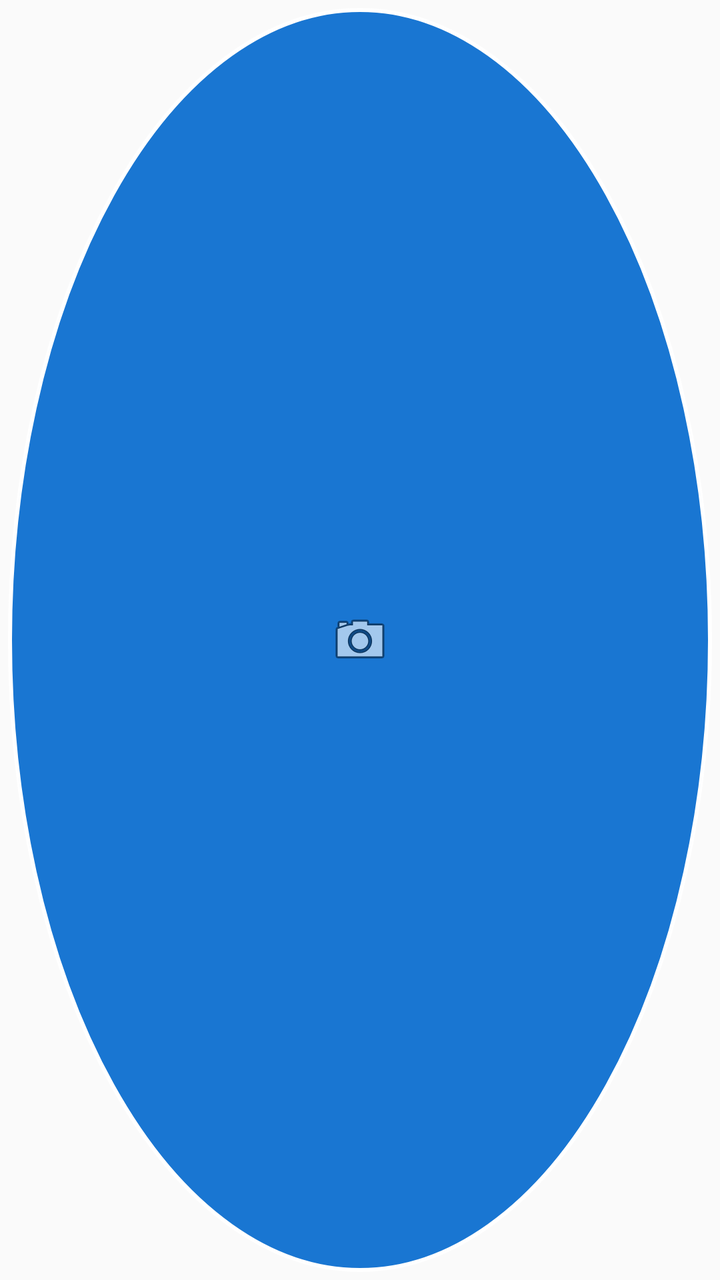
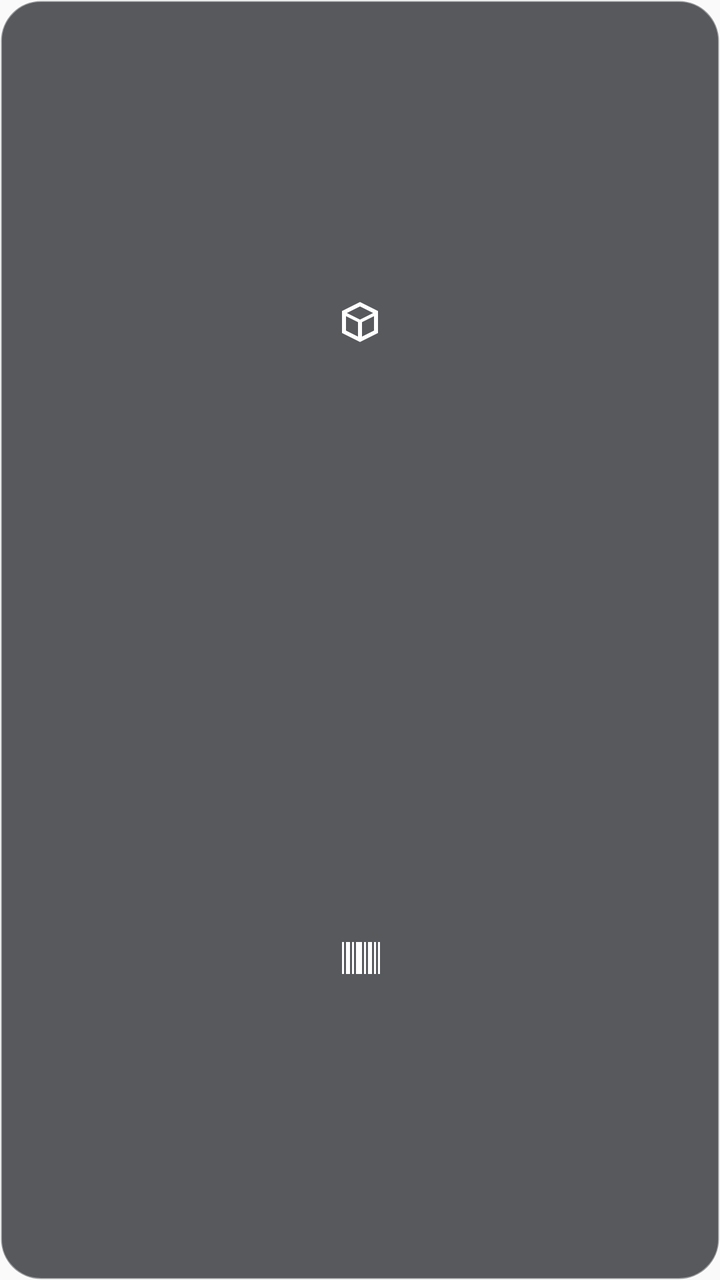

The first picture is an Android layout as it rendered before a commit; the second is the same layout after the commit. The layout source and the unified diff follow.
<!-- AndroidManifest.xml: application theme Theme.Scan2Enter -->
<!-- res/layout/overlay_button.xml -->
<?xml version="1.0" encoding="utf-8"?>
<FrameLayout xmlns:android="http://schemas.android.com/apk/res/android"
    android:layout_width="64dp"
    android:layout_height="64dp"
    android:padding="4dp">

    <ImageButton
        android:id="@+id/btnOverlay"
        android:layout_width="match_parent"
        android:layout_height="match_parent"
        android:background="@drawable/overlay_button_selector"
        android:src="@null"
        android:scaleType="centerInside"
        android:contentDescription="Scan2Enter" />

</FrameLayout>
<!-- resources referenced by this layout -->
<resources>
  <!-- drawable overlay_button_selector (drawable) -->
  <?xml version="1.0" encoding="utf-8"?>
  <layer-list xmlns:android="http://schemas.android.com/apk/res/android">
  
      <item
          android:drawable="@drawable/bubble_background"/>
  
      <item
          android:gravity="center">
  
          <bitmap
              android:gravity="center"
              android:src="@android:drawable/ic_menu_camera"/>
  
      </item>
  
  </layer-list>
  <style name="Theme.Scan2Enter" parent="android:Theme.Material.Light.NoActionBar" />
  <!-- drawable bubble_background (drawable) -->
  <?xml version="1.0" encoding="utf-8"?>
  <shape xmlns:android="http://schemas.android.com/apk/res/android"
      android:shape="oval">
  
      <solid android:color="#1976D2"/>
  
      <stroke
          android:width="2dp"
          android:color="#FFFFFF"/>
  
      <size
          android:width="64dp"
          android:height="64dp"/>
  
  </shape>
</resources>

<!-- the commit's change to res/layout/overlay_button.xml (unified diff, before → after) -->
@@ -1,16 +1,39 @@
 <?xml version="1.0" encoding="utf-8"?>
-<FrameLayout xmlns:android="http://schemas.android.com/apk/res/android"
-    android:layout_width="64dp"
-    android:layout_height="64dp"
-    android:padding="4dp">
+<LinearLayout
+    xmlns:android="http://schemas.android.com/apk/res/android"
+    android:id="@+id/dockRoot"
+    android:layout_width="80dp"
+    android:layout_height="200dp"
+    android:orientation="vertical"
+    android:background="@drawable/bg_overlay_dock"
+    android:padding="4dp"
+    android:gravity="center">
+
+    
 
     <ImageButton
-        android:id="@+id/btnOverlay"
+        android:id="@+id/infoArea"
         android:layout_width="match_parent"
-        android:layout_height="match_parent"
-        android:background="@drawable/overlay_button_selector"
-        android:src="@null"
+        android:layout_height="0dp"
+        android:layout_weight="1"
+        android:layout_marginBottom="4dp"
+        android:background="?android:attr/selectableItemBackgroundBorderless"
+        android:contentDescription="Info Assistant"
+        android:padding="10dp"
         android:scaleType="centerInside"
-        android:contentDescription="Scan2Enter" />
+        android:src="@drawable/ic_box"/>
 
-</FrameLayout>
+    
+
+    <ImageButton
+        android:id="@+id/scannerArea"
+        android:layout_width="match_parent"
+        android:layout_height="0dp"
+        android:layout_weight="1"
+        android:background="?android:attr/selectableItemBackgroundBorderless"
+        android:contentDescription="Scanner"
+        android:padding="10dp"
+        android:scaleType="centerInside"
+        android:src="@drawable/ic_barcode"/>
+
+</LinearLayout>
<!-- resource entries referenced after the edit -->
@@ -1,38 +1,58 @@
 <!-- resources referenced by this layout -->
 <resources>
-  <!-- drawable overlay_button_selector (drawable) -->
-  <?xml version="1.0" encoding="utf-8"?>
-  <layer-list xmlns:android="http://schemas.android.com/apk/res/android">
-  
-      <item
-          android:drawable="@drawable/bubble_background"/>
-  
-      <item
-          android:gravity="center">
-  
-          <bitmap
-              android:gravity="center"
-              android:src="@android:drawable/ic_menu_camera"/>
-  
-      </item>
-  
-  </layer-list>
-  <style name="Theme.Scan2Enter" parent="android:Theme.Material.Light.NoActionBar" />
-  <!-- drawable bubble_background (drawable) -->
+  <!-- drawable bg_overlay_dock (drawable) -->
   <?xml version="1.0" encoding="utf-8"?>
   <shape xmlns:android="http://schemas.android.com/apk/res/android"
-      android:shape="oval">
+      android:shape="rectangle">
   
-      <solid android:color="#1976D2"/>
+      <solid android:color="#CC2F3136"/>
+  
+      <corners
+          android:radius="20dp"/>
   
       <stroke
-          android:width="2dp"
-          android:color="#FFFFFF"/>
+          android:width="1dp"
+          android:color="#66FFFFFF"/>
   
-      <size
-          android:width="64dp"
-          android:height="64dp"/>
+      <padding
+          android:left="2dp"
+          android:top="2dp"
+          android:right="2dp"
+          android:bottom="2dp"/>
   
   </shape>
+  <!-- drawable ic_barcode (drawable) -->
+  <?xml version="1.0" encoding="utf-8"?>
+  <vector xmlns:android="http://schemas.android.com/apk/res/android"
+      android:width="24dp"
+      android:height="24dp"
+      android:viewportWidth="24"
+      android:viewportHeight="24">
+  
+      <path
+          android:fillColor="#FFFFFFFF"
+          android:pathData="
+              M3,4h1v16H3z
+              M5,4h2v16H5z
+              M8,4h1v16H8z
+              M10,4h3v16H10z
+              M14,4h1v16H14z
+              M16,4h2v16H16z
+              M19,4h1v16H19z
+              M21,4h1v16H21z"/>
+  </vector>
+  <!-- drawable ic_box (drawable) -->
+  <?xml version="1.0" encoding="utf-8"?>
+  <vector xmlns:android="http://schemas.android.com/apk/res/android"
+      android:width="24dp"
+      android:height="24dp"
+      android:viewportWidth="24"
+      android:viewportHeight="24">
+  
+      <path
+          android:fillColor="#FFFFFFFF"
+          android:pathData="M12,2 3,6.5v11L12,22l9,-4.5v-11L12,2zM12,4.2l6.6,3.3L12,10.8 5.4,7.5 12,4.2zM5,9.1l6,3v7.2l-6,-3V9.1zm14,0v7.2l-6,3v-7.2l6,-3z"/>
+  </vector>
+  <style name="Theme.Scan2Enter" parent="android:Theme.Material.Light.NoActionBar" />
 </resources>
 
